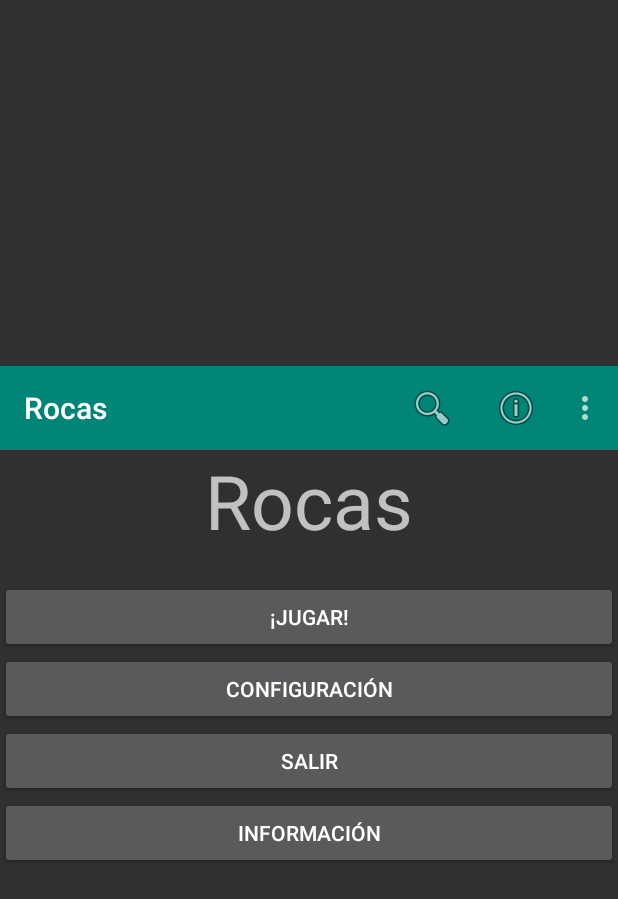
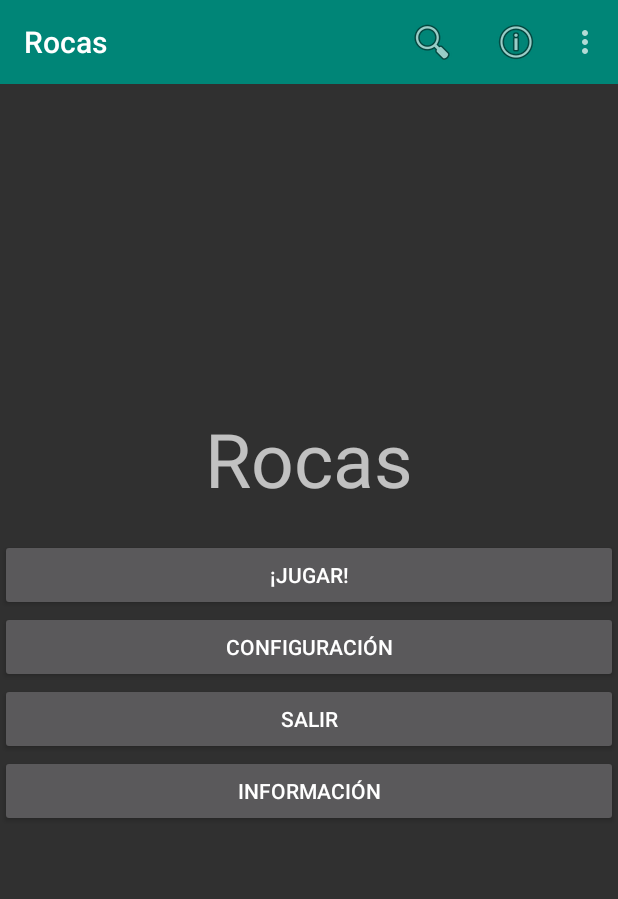
Before and after one commit to primer-proyecto/Rocas-android, an Android app: the screen it shows after launch (MainActivity), on a phone screen of 412 x 824 dp. Shown: the top 899 px of the screen. Run offline under Robolectric (Android 15) with nearby library versions, the phone set to English and light mode, and no system bars.

Commit message:
Finalizamos con el toolbar

```diff
--- a/app/src/main/res/layout/activity_main.xml
+++ b/app/src/main/res/layout/activity_main.xml
@@ -1,5 +1,5 @@
 <?xml version="1.0" encoding="utf-8"?>
-<LinearLayout xmlns:android="http://schemas.android.com/apk/res/android"
+<RelativeLayout xmlns:android="http://schemas.android.com/apk/res/android"
     xmlns:tools="http://schemas.android.com/tools"
     android:layout_width="match_parent"
     android:layout_height="match_parent"
@@ -7,40 +7,50 @@
     android:orientation="vertical"
     android:gravity="center">
 
-    <include layout="@layout/tool_bar"
-        android:id="@+id/tool_bar"/>
+
+    <include
+        android:id="@+id/tool_bar"
+        layout="@layout/tool_bar" />
+
+    <LinearLayout
+        android:layout_width="match_parent"
+        android:layout_height="match_parent"
+        android:orientation="vertical"
+        android:gravity="center">
 
         <TextView
             android:id="@+id/textView"
             android:layout_width="wrap_content"
             android:layout_height="wrap_content"
+            android:paddingBottom="20dp"
             android:text="@string/app_name"
-        android:paddingBottom="20dp"
-        android:textSize="50sp"/>
+            android:textSize="50sp" />
 
         <Button
             android:id="@+id/button"
             android:layout_width="match_parent"
             android:layout_height="wrap_content"
-        android:text="@string/btn_inicio"/>
+            android:text="@string/btn_inicio" />
 
         <Button
             android:id="@+id/boton2"
             android:layout_width="match_parent"
             android:layout_height="wrap_content"
-        android:text="@string/btn_config"/>
+            android:text="@string/btn_config" />
 
         <Button
             android:id="@+id/boton3"
             android:layout_width="match_parent"
             android:layout_height="wrap_content"
-        android:text="@string/btn_salir"
-        android:onClick="salirApp"/>
+            android:onClick="salirApp"
+            android:text="@string/btn_salir" />
 
         <Button
             android:id="@+id/boton4"
             android:layout_width="match_parent"
             android:layout_height="wrap_content"
-        android:text="@string/btn_info"
-        android:onClick="informacion"/>
+            android:onClick="informacion"
+            android:text="@string/btn_info" />
     </LinearLayout>
+
+</RelativeLayout>
```
Lines whose indentation alone changed are shown as unchanged.
